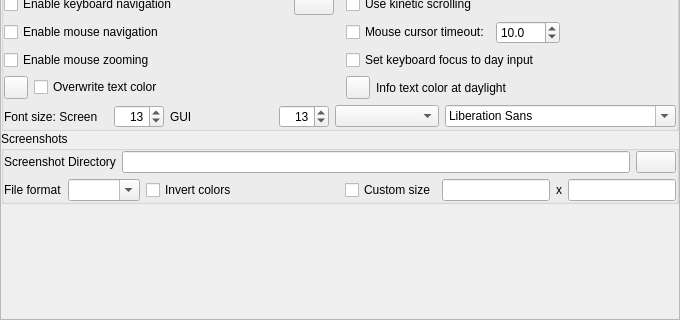
The window that src/gui/configurationDialog.ui (Stellarium/stellarium) describes before a commit, drawn with Qt 5; both pictures show x 0 to 680 and y 314 to 634 of the 680 by 634 pixel window.
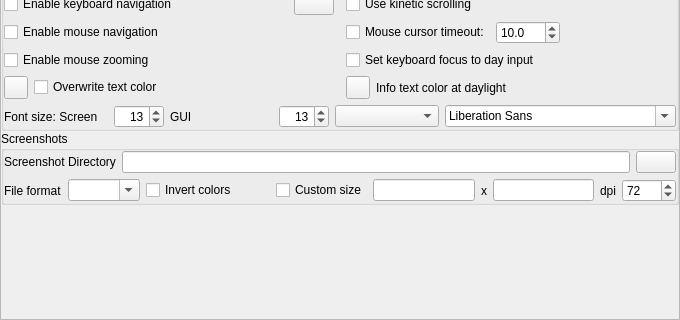
The same window after the commit. The open tabs and pages were chosen to show the change. Icons and pictures are not drawn. Custom widgets are drawn as their Qt base class.

The edit to the form file:
```diff
--- a/src/gui/configurationDialog.ui
+++ b/src/gui/configurationDialog.ui
@@ -2471,6 +2471,29 @@
                  </property>
                 </widget>
                </item>
+               <item>
+                <widget class="QLabel" name="label_3">
+                 <property name="text">
+                  <string>dpi</string>
+                 </property>
+                </widget>
+               </item>
+               <item>
+                <widget class="QSpinBox" name="dpiSpinBox">
+                 <property name="toolTip">
+                  <string>&lt;html&gt;&lt;head/&gt;&lt;body&gt;&lt;p&gt;Dots per Inch (for printing size computation in image metadata).&lt;/p&gt;&lt;p&gt;Native print size in inches is then pixelSize/dpi.&lt;/p&gt;&lt;/body&gt;&lt;/html&gt;</string>
+                 </property>
+                 <property name="minimum">
+                  <number>50</number>
+                 </property>
+                 <property name="maximum">
+                  <number>6000</number>
+                 </property>
+                 <property name="value">
+                  <number>72</number>
+                 </property>
+                </widget>
+               </item>
               </layout>
              </item>
             </layout>
```
